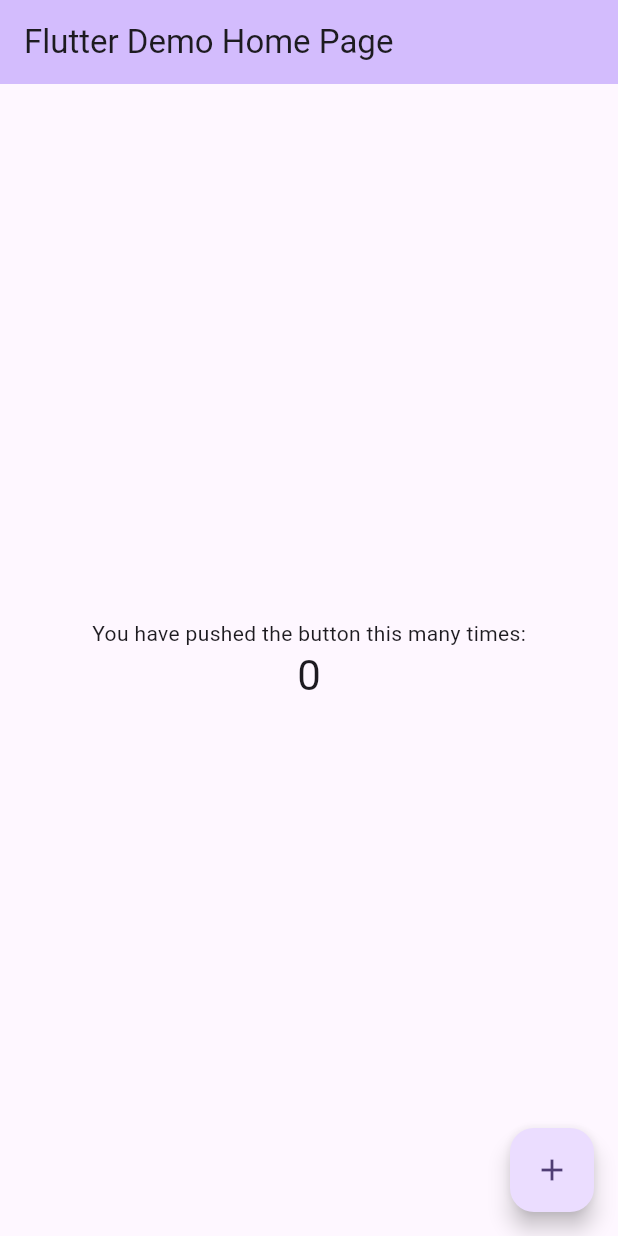
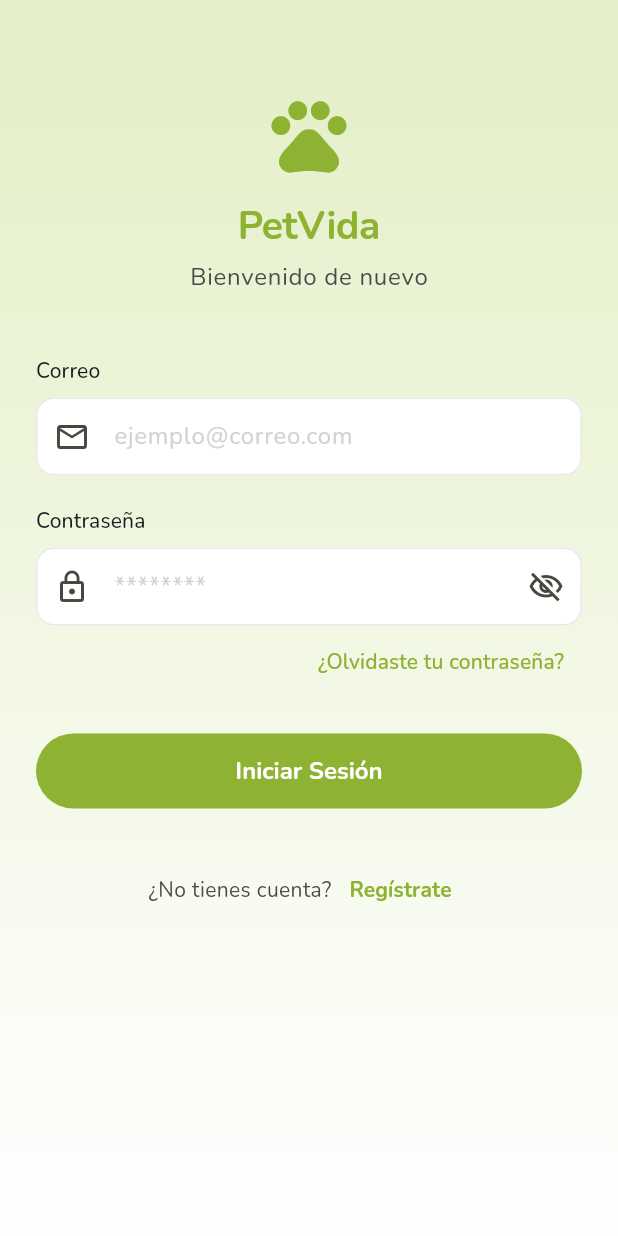
Before and after one commit to Shtolaa/PetVida-frontend, a Flutter app: the screen it shows after launch, on a phone screen of 412 x 824 dp. Run offline on Flutter 3.47's test engine with Material 3 defaults, Android fonts, the phone set to English and light mode, and no system bars; our stand-ins replace google_fonts, shared_preferences.

Commit message:
Feature: Implement authentication module with login functionality and UI

```diff
--- a/lib/main.dart
+++ b/lib/main.dart
@@ -1,122 +1,29 @@
 import 'package:flutter/material.dart';
+import 'package:provider/provider.dart';
+import 'config/theme/app_theme.dart';
+import 'providers/auth_provider.dart';
+import 'screens/auth/login_screen.dart';
 
 void main() {
-  runApp(const MyApp());
+  runApp(const PetVidaApp());
 }
 
-class MyApp extends StatelessWidget {
-  const MyApp({super.key});
+class PetVidaApp extends StatelessWidget {
+  const PetVidaApp({super.key});
 
-  // This widget is the root of your application.
   @override
   Widget build(BuildContext context) {
-    return MaterialApp(
-      title: 'Flutter Demo',
-      theme: ThemeData(
-        // This is the theme of your application.
-        //
-        // TRY THIS: Try running your application with "flutter run". You'll see
-        // the application has a purple toolbar. Then, without quitting the app,
-        // try changing the seedColor in the colorScheme below to Colors.green
-        // and then invoke "hot reload" (save your changes or press the "hot
-        // reload" button in a Flutter-supported IDE, or press "r" if you used
-        // the command line to start the app).
-        //
-        // Notice that the counter didn't reset back to zero; the application
-        // state is not lost during the reload. To reset the state, use hot
-        // restart instead.
-        //
-        // This works for code too, not just values: Most code changes can be
-        // tested with just a hot reload.
-        colorScheme: ColorScheme.fromSeed(seedColor: Colors.deepPurple),
+    // MultiProvider permite tener varios estados globales (Auth, Citas, etc.)
+    return MultiProvider(
+      providers: [
+        ChangeNotifierProvider(create: (_) => AuthProvider()),
+      ],
+      child: MaterialApp(
+        title: 'PetVida',
+        debugShowCheckedModeBanner: false,
+        theme: AppTheme.theme,
+        home: const LoginScreen(), // Establecemos Login como pantalla inicial
       ),
-      home: const MyHomePage(title: 'Flutter Demo Home Page'),
     );
   }
 }
-
-class MyHomePage extends StatefulWidget {
-  const MyHomePage({super.key, required this.title});
-
-  // This widget is the home page of your application. It is stateful, meaning
-  // that it has a State object (defined below) that contains fields that affect
-  // how it looks.
-
-  // This class is the configuration for the state. It holds the values (in this
-  // case the title) provided by the parent (in this case the App widget) and
-  // used by the build method of the State. Fields in a Widget subclass are
-  // always marked "final".
-
-  final String title;
-
-  @override
-  State<MyHomePage> createState() => _MyHomePageState();
-}
-
-class _MyHomePageState extends State<MyHomePage> {
-  int _counter = 0;
-
-  void _incrementCounter() {
-    setState(() {
-      // This call to setState tells the Flutter framework that something has
-      // changed in this State, which causes it to rerun the build method below
-      // so that the display can reflect the updated values. If we changed
-      // _counter without calling setState(), then the build method would not be
-      // called again, and so nothing would appear to happen.
-      _counter++;
-    });
-  }
-
-  @override
-  Widget build(BuildContext context) {
-    // This method is rerun every time setState is called, for instance as done
-    // by the _incrementCounter method above.
-    //
-    // The Flutter framework has been optimized to make rerunning build methods
-    // fast, so that you can just rebuild anything that needs updating rather
-    // than having to individually change instances of widgets.
-    return Scaffold(
-      appBar: AppBar(
-        // TRY THIS: Try changing the color here to a specific color (to
-        // Colors.amber, perhaps?) and trigger a hot reload to see the AppBar
-        // change color while the other colors stay the same.
-        backgroundColor: Theme.of(context).colorScheme.inversePrimary,
-        // Here we take the value from the MyHomePage object that was created by
-        // the App.build method, and use it to set our appbar title.
-        title: Text(widget.title),
-      ),
-      body: Center(
-        // Center is a layout widget. It takes a single child and positions it
-        // in the middle of the parent.
-        child: Column(
-          // Column is also a layout widget. It takes a list of children and
-          // arranges them vertically. By default, it sizes itself to fit its
-          // children horizontally, and tries to be as tall as its parent.
-          //
-          // Column has various properties to control how it sizes itself and
-          // how it positions its children. Here we use mainAxisAlignment to
-          // center the children vertically; the main axis here is the vertical
-          // axis because Columns are vertical (the cross axis would be
-          // horizontal).
-          //
-          // TRY THIS: Invoke "debug painting" (choose the "Toggle Debug Paint"
-          // action in the IDE, or press "p" in the console), to see the
-          // wireframe for each widget.
-          mainAxisAlignment: MainAxisAlignment.center,
-          children: <Widget>[
-            const Text('You have pushed the button this many times:'),
-            Text(
-              '$_counter',
-              style: Theme.of(context).textTheme.headlineMedium,
-            ),
-          ],
-        ),
-      ),
-      floatingActionButton: FloatingActionButton(
-        onPressed: _incrementCounter,
-        tooltip: 'Increment',
-        child: const Icon(Icons.add),
-      ), // This trailing comma makes auto-formatting nicer for build methods.
-    );
-  }
-}
--- /dev/null
+++ b/lib/providers/auth_provider.dart
@@ -0,0 +1,29 @@
+import 'package:flutter/material.dart';
+import '../services/auth_service.dart';
+
+class AuthProvider extends ChangeNotifier {
+  final AuthService _authService = AuthService();
+
+  bool _isLoading = false;
+  bool get isLoading => _isLoading;
+
+  String? _errorMessage;
+  String? get errorMessage => _errorMessage;
+
+  Future<bool> login(String email, String password) async {
+    _isLoading = true;
+    _errorMessage = null;
+    notifyListeners(); // Avisa a la pantalla que actualice (muestre loading)
+
+    final success = await _authService.login(email, password);
+
+    _isLoading = false;
+
+    if (!success) {
+      _errorMessage = "Correo o contraseña incorrectos";
+    }
+
+    notifyListeners(); // Avisa que terminó
+    return success;
+  }
+}
--- /dev/null
+++ b/lib/screens/auth/login_screen.dart
@@ -0,0 +1,186 @@
+import 'package:flutter/material.dart';
+import 'package:provider/provider.dart';
+import '../../config/theme/app_theme.dart';
+import '../../providers/auth_provider.dart';
+
+class LoginScreen extends StatefulWidget {
+  const LoginScreen({super.key});
+
+  @override
+  State<LoginScreen> createState() => _LoginScreenState();
+}
+
+class _LoginScreenState extends State<LoginScreen> {
+  // Controladores para capturar el texto
+  final _emailController = TextEditingController();
+  final _passwordController = TextEditingController();
+  final _formKey = GlobalKey<FormState>();
+
+  @override
+  Widget build(BuildContext context) {
+    final authProvider = Provider.of<AuthProvider>(context);
+
+    // Definimos un degradado suave para el fondo similar al diseño
+    return Scaffold(
+      body: Container(
+        width: double.infinity,
+        height: double.infinity,
+        decoration: const BoxDecoration(
+          gradient: LinearGradient(
+            begin: Alignment.topCenter,
+            end: Alignment.bottomCenter,
+            colors: [
+              AppColors.primary100,
+              Colors.white,
+            ],
+          ),
+        ),
+        child: SafeArea(
+          child: SingleChildScrollView(
+            padding: const EdgeInsets.symmetric(horizontal: 24.0),
+            child: Form(
+              key: _formKey,
+              child: Column(
+                crossAxisAlignment: CrossAxisAlignment.center,
+                children: [
+                  const SizedBox(height: 60),
+
+                  // 1. Logo y Título
+                  Icon(Icons.pets, size: 60, color: AppColors.primary400),
+                  const SizedBox(height: 16),
+                  Text(
+                    "PetVida",
+                    style: Theme.of(context).textTheme.displayLarge?.copyWith(
+                      color: AppColors.primary400,
+                    ),
+                  ),
+                  const SizedBox(height: 8),
+                  Text(
+                    "Bienvenido de nuevo",
+                    style: Theme.of(context).textTheme.bodyLarge,
+                  ),
+                  const SizedBox(height: 40),
+
+                  // 2. Campo Email
+                  Align(
+                    alignment: Alignment.centerLeft,
+                    child: Text("Correo", style: Theme.of(context).textTheme.labelLarge),
+                  ),
+                  const SizedBox(height: 8),
+                  TextFormField(
+                    controller: _emailController,
+                    keyboardType: TextInputType.emailAddress,
+                    decoration: const InputDecoration(
+                      hintText: "ejemplo@correo.com",
+                      prefixIcon: Icon(Icons.email_outlined),
+                    ),
+                    validator: (value) {
+                      if (value == null || value.isEmpty) return 'Ingresa tu correo';
+                      if (!value.contains('@')) return 'Correo inválido';
+                      return null;
+                    },
+                  ),
+                  const SizedBox(height: 20),
+
+                  // 3. Campo Contraseña
+                  Align(
+                    alignment: Alignment.centerLeft,
+                    child: Text("Contraseña", style: Theme.of(context).textTheme.labelLarge),
+                  ),
+                  const SizedBox(height: 8),
+                  TextFormField(
+                    controller: _passwordController,
+                    obscureText: true,
+                    decoration: const InputDecoration(
+                      hintText: "********",
+                      prefixIcon: Icon(Icons.lock_outline),
+                      suffixIcon: Icon(Icons.visibility_off_outlined), // Pendiente: lógica para mostrar
+                    ),
+                    validator: (value) {
+                      if (value == null || value.isEmpty) return 'Ingresa tu contraseña';
+                      return null;
+                    },
+                  ),
+
+                  // 4. Olvidaste contraseña
+                  Align(
+                    alignment: Alignment.centerRight,
+                    child: TextButton(
+                      onPressed: () {},
+                      child: const Text(
+                        "¿Olvidaste tu contraseña?",
+                        style: TextStyle(color: AppColors.primary400),
+                      ),
+                    ),
+                  ),
+                  const SizedBox(height: 24),
+
+                  // 5. Mensaje de Error (si falla el login)
+                  if (authProvider.errorMessage != null)
+                    Padding(
+                      padding: const EdgeInsets.only(bottom: 16.0),
+                      child: Text(
+                        authProvider.errorMessage!,
+                        style: const TextStyle(color: AppColors.error, fontWeight: FontWeight.bold),
+                      ),
+                    ),
+
+                  // 6. Botón de Iniciar Sesión
+                  SizedBox(
+                    width: double.infinity,
+                    height: 50,
+                    child: ElevatedButton(
+                      onPressed: authProvider.isLoading
+                          ? null
+                          : () async {
+                              if (_formKey.currentState!.validate()) {
+                                // Ocultar teclado
+                                FocusScope.of(context).unfocus();
+
+                                final success = await authProvider.login(
+                                  _emailController.text,
+                                  _passwordController.text,
+                                );
+
+                                if (success && context.mounted) {
+                                  // Navegar al Home (Temporalmente mostramos un SnackBar)
+                                  ScaffoldMessenger.of(context).showSnackBar(
+                                    const SnackBar(content: Text("¡Bienvenido!")),
+                                  );
+                                  // TODO: Navigator.pushReplacementNamed(context, '/home');
+                                }
+                              }
+                            },
+                      child: authProvider.isLoading
+                          ? const CircularProgressIndicator(color: Colors.white)
+                          : const Text("Iniciar Sesión"),
+                    ),
+                  ),
+
+                  const SizedBox(height: 30),
+
+                  // 7. Registro
+                  Row(
+                    mainAxisAlignment: MainAxisAlignment.center,
+                    children: [
+                      const Text("¿No tienes cuenta?"),
+                      TextButton(
+                        onPressed: () {
+                          // TODO: Navegar a Registro
+                        },
+                        child: const Text(
+                          "Regístrate",
+                          style: TextStyle(color: AppColors.primary400, fontWeight: FontWeight.bold),
+                        ),
+                      ),
+                    ],
+                  ),
+                ],
+              ),
+            ),
+          ),
+        ),
+      ),
+    );
+  }
+}
--- a/pubspec.yaml
+++ b/pubspec.yaml
@@ -35,6 +35,8 @@ dependencies:
   # Use with the CupertinoIcons class for iOS style icons.
   cupertino_icons: ^1.0.8
   google_fonts: ^6.3.3
+  shared_preferences: ^2.5.3
+  provider: ^6.1.5+1
 
 dev_dependencies:
   flutter_test:
```
Also changed, not shown: lib/models/auth_models.dart (added, +27 -0 lines), lib/services/auth_service.dart (added, +45 -0 lines), lib/config/theme/app_theme.dart (renamed from lib/config/app_theme.dart), pubspec.lock, 1 other file.
